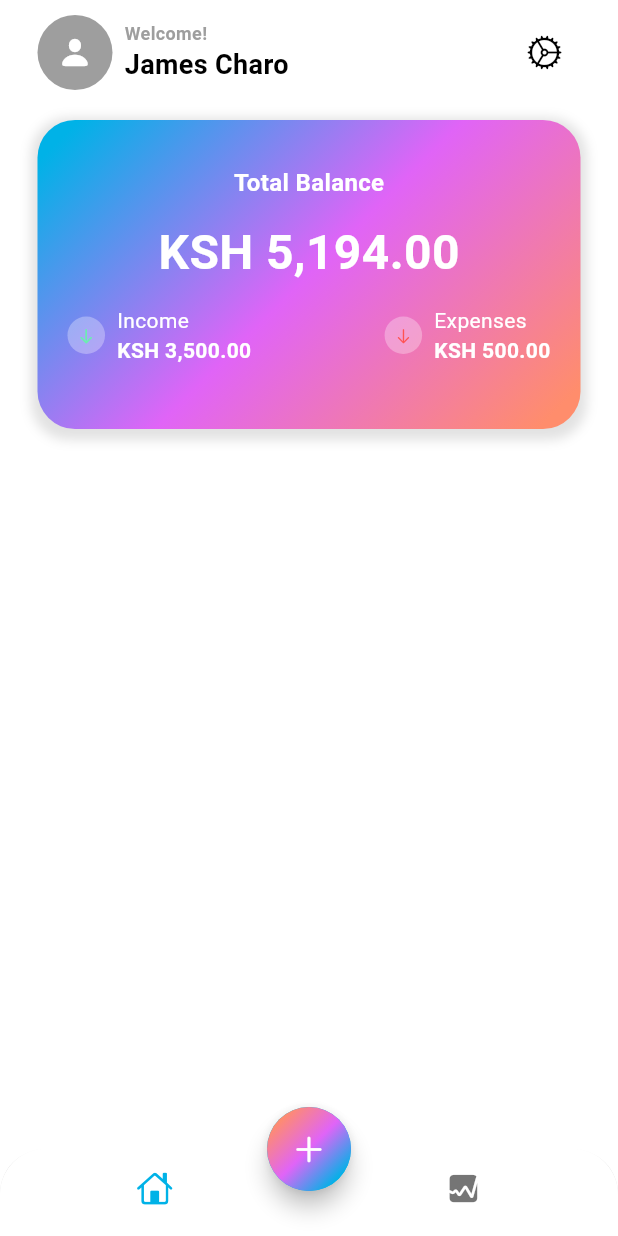
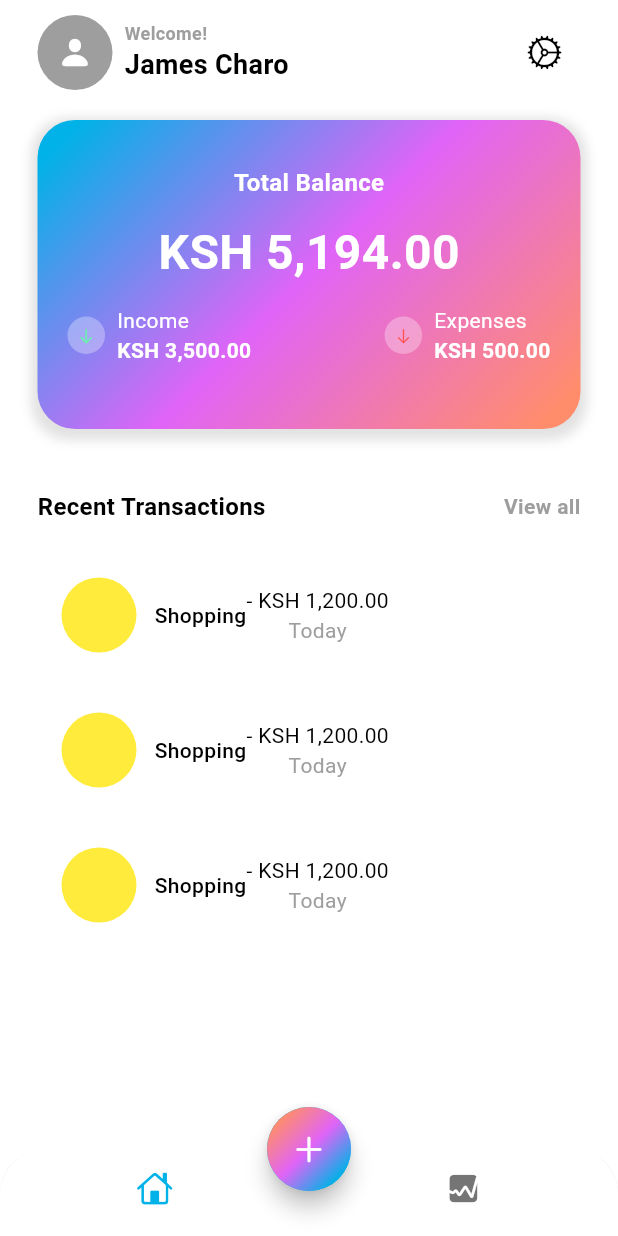
Before and after one commit to Anonymousbeliever/expense_tracker, a Flutter app: the screen it shows after launch, on a phone screen of 412 x 824 dp. Run offline on Flutter 3.47's test engine with Material 3 defaults, Android fonts, the phone set to English and light mode, and no system bars; our stand-ins replace firebase_core; accounts and stored records are empty.

Commit message:
created transaction

```diff
--- a/lib/screens/home/views/main_screen.dart
+++ b/lib/screens/home/views/main_screen.dart
@@ -106,7 +106,10 @@ class MainScreen extends StatelessWidget {
                     ),
                   ),
                   Padding(
-                    padding: const EdgeInsets.symmetric(vertical: 12, horizontal: 20),
+                    padding: const EdgeInsets.symmetric(
+                      vertical: 12,
+                      horizontal: 20,
+                    ),
                     child: Row(
                       mainAxisAlignment: MainAxisAlignment.spaceBetween,
                       children: [
@@ -152,7 +155,7 @@ class MainScreen extends StatelessWidget {
                           ],
                         ),
 
-                          Row(
+                        Row(
                           children: [
                             Container(
                               width: 25,
@@ -199,6 +202,99 @@ class MainScreen extends StatelessWidget {
                 ],
               ),
             ),
+            SizedBox(height: 40),
+            Row(
+              mainAxisAlignment: MainAxisAlignment.spaceBetween,
+              children: [
+                Text(
+                  'Recent Transactions',
+                  style: TextStyle(
+                    fontSize: 16,
+                    fontWeight: FontWeight.bold,
+                    color: Theme.of(context).colorScheme.onBackground,
+                  ),
+                ),
+
+                GestureDetector(
+                  onTap: () {},
+                  child: Text(
+                    'View all',
+                    style: TextStyle(
+                      fontSize: 14,
+                      fontWeight: FontWeight.bold,
+                      color: Theme.of(context).colorScheme.outline,
+                    ),
+                  ),
+                ),
+              ],
+            ),
+            SizedBox(height: 20),
+            Expanded(
+              child: ListView.builder(
+                itemCount: 3,
+                itemBuilder: (context, int i) {
+                  return Padding(
+                    padding: const EdgeInsets.only(bottom: 8.0),
+                    child: Container(
+                      decoration: BoxDecoration(
+                        color: Colors.white,
+                        borderRadius: BorderRadius.circular(12),
+                      ),
+                      child: Padding(
+                        padding: const EdgeInsets.all(16.0),
+                        child: Row(
+                          children: [
+                            Container(
+                              width: 50,
+                              height: 50,
+                              decoration: BoxDecoration(
+                                color: Colors.yellow,
+                                shape: BoxShape.circle,
+                              ),
+                            ),
+                            SizedBox(width: 12),
+                            Text(
+                              "Shopping",
+                              style: TextStyle(
+                                fontSize: 14,
+                                fontWeight: FontWeight.w500,
+                                color: Theme.of(
+                                  context,
+                                ).colorScheme.onBackground,
+                              ),
+                            ),
+                            Column(
+                              children: [
+                                Text(
+                                  "- KSH 1,200.00",
+                                  style: TextStyle(
+                                    fontSize: 14,
+                                    fontWeight: FontWeight.w400,
+                                    color: Theme.of(
+                                      context,
+                                    ).colorScheme.onBackground,
+                                  ),
+                                ),
+                                Text(
+                                  "Today",
+                                  style: TextStyle(
+                                    fontSize: 14,
+                                    fontWeight: FontWeight.w400,
+                                    color: Theme.of(
+                                      context,
+                                    ).colorScheme.outline,
+                                  ),
+                                ),
+                              ],
+                            ),
+                          ],
+                        ),
+                      ),
+                    ),
+                  );
+                },
+              ),
+            ),
           ],
         ),
       ),
```
